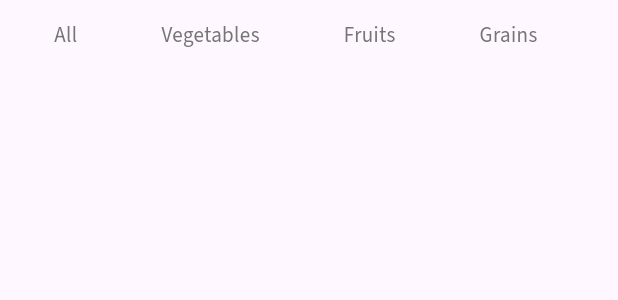
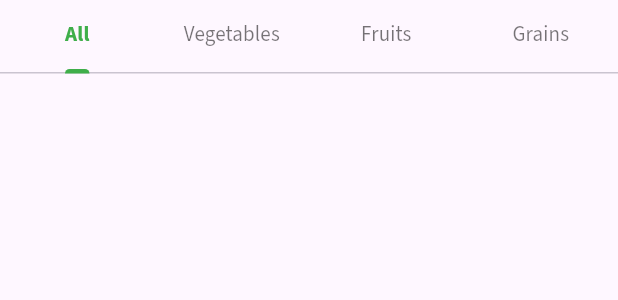
Before and after one commit to PrincipieCyupe/Umuhinzi_plus-App, a Flutter app: the CategoryTabBar widget shown alone on an empty page, opened directly with empty values, on a phone screen of 412 x 824 dp. Shown: the top 300 px of the screen. Run offline on Flutter 3.47's test engine with Material 3 defaults, Android fonts, the phone set to English and light mode, and no system bars; our stand-ins replace cached_network_image, cloud_firestore, dartz, equatable, firebase_auth, firebase_core and 6 more; accounts and stored records are empty; network calls fail.

Commit message:
Fixed UI a bit and logic to display market prices with the selected province

```diff
--- a/lib/features/market/presentation/widgets/category_tab_bar.dart
+++ b/lib/features/market/presentation/widgets/category_tab_bar.dart
@@ -1,7 +1,6 @@
 import 'package:flutter/material.dart';
 
-/// A custom tab bar for selecting produce categories.
-class CategoryTabBar extends StatelessWidget {
+class CategoryTabBar extends StatefulWidget {
   final String activeCategory;
   final Function(String) onCategorySelected;
 
@@ -12,46 +11,56 @@ class CategoryTabBar extends StatelessWidget {
   });
 
   @override
+  State<CategoryTabBar> createState() => _CategoryTabBarState();
+}
+
+class _CategoryTabBarState extends State<CategoryTabBar>
+    with SingleTickerProviderStateMixin {
+  static const _categories = ['All', 'Vegetables', 'Fruits', 'Grains'];
+  late final TabController _tabController;
+
+  @override
+  void initState() {
+    super.initState();
+    final initialIndex = _categories.indexOf(widget.activeCategory);
+    _tabController = TabController(
+      length: _categories.length,
+      vsync: this,
+      initialIndex: initialIndex < 0 ? 0 : initialIndex,
+    );
+    _tabController.addListener(() {
+      if (!_tabController.indexIsChanging) {
+        widget.onCategorySelected(_categories[_tabController.index]);
+      }
+    });
+  }
+
+  @override
+  void didUpdateWidget(CategoryTabBar oldWidget) {
+    super.didUpdateWidget(oldWidget);
+    final newIndex = _categories.indexOf(widget.activeCategory);
+    if (newIndex >= 0 && newIndex != _tabController.index) {
+      _tabController.animateTo(newIndex);
+    }
+  }
+
+  @override
+  void dispose() {
+    _tabController.dispose();
+    super.dispose();
+  }
+
+  @override
   Widget build(BuildContext context) {
-    final categories = ['All', 'Vegetables', 'Fruits', 'Grains'];
-
-    return SizedBox(
-      height: 50,
-      child: ListView.separated(
-        scrollDirection: Axis.horizontal,
-        padding: const EdgeInsets.symmetric(horizontal: 16),
-        itemCount: categories.length,
-        separatorBuilder: (context, index) => const SizedBox(width: 16),
-        itemBuilder: (context, index) {
-          final category = categories[index];
-          final isActive = activeCategory == category;
-
-          return GestureDetector(
-            onTap: () => onCategorySelected(category),
-            child: Container(
-              alignment: Alignment.center,
-              padding: const EdgeInsets.symmetric(horizontal: 20),
-              decoration: BoxDecoration(
-                border: Border(
-                  bottom: BorderSide(
-                    color: isActive
-                        ? const Color(0xFF4CAF50)
-                        : Colors.transparent,
-                    width: 2,
-                  ),
-                ),
-              ),
-              child: Text(
-                category,
-                style: TextStyle(
-                  color: isActive ? const Color(0xFF4CAF50) : Colors.grey[600],
-                  fontWeight: isActive ? FontWeight.bold : FontWeight.normal,
-                ),
-              ),
-            ),
-          );
-        },
-      ),
+    return TabBar(
+      controller: _tabController,
+      tabs: _categories.map((c) => Tab(text: c)).toList(),
+      labelColor: const Color(0xFF3FAE4A),
+      unselectedLabelColor: Colors.black54,
+      indicatorColor: const Color(0xFF3FAE4A),
+      indicatorWeight: 3,
+      labelStyle: const TextStyle(fontWeight: FontWeight.bold),
+      unselectedLabelStyle: const TextStyle(fontWeight: FontWeight.normal),
     );
   }
 }
```
Also changed, not shown: lib/features/market/presentation/widgets/market_price_section.dart (+54 -15 lines).
